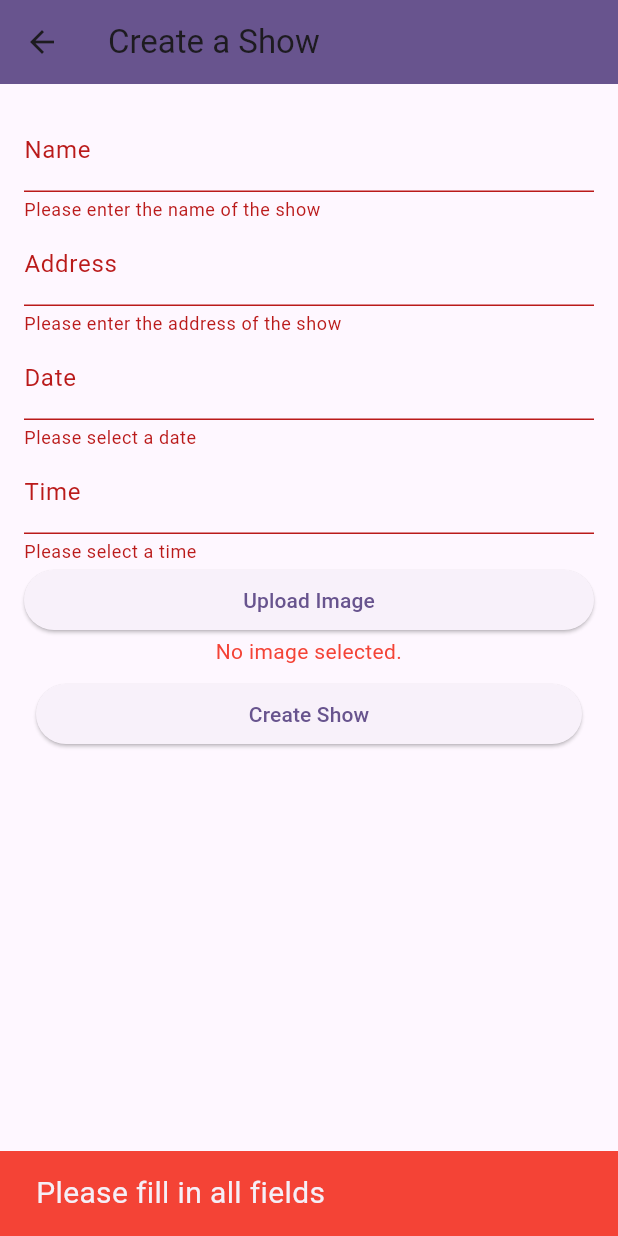
After one commit to Sambachpx/ecurie_app, a Flutter app: the CreateShowPage screen opened directly, after a tap on "Create Show", on a phone screen of 412 x 824 dp. The commit adds this screen. Run offline on Flutter 3.47's test engine with Material 2 defaults, Android fonts, the phone set to English and light mode, and no system bars; our stand-ins replace image_picker; missing offline and left inert: mongo_dart.

Commit message:
feature - front of the "create a show" page

```diff
--- /dev/null
+++ b/lib/create_show.dart
@@ -0,0 +1,196 @@
+import 'dart:io';
+
+import 'package:flutter/material.dart';
+import 'package:ecurie_app/user_profile.dart';
+import 'package:image_picker/image_picker.dart';
+
+class CreateShowPage extends StatefulWidget {
+  const CreateShowPage({Key? key}) : super(key: key);
+
+  @override
+  State<CreateShowPage> createState() => _CreateShowPageState();
+}
+
+class _CreateShowPageState extends State<CreateShowPage> {
+  final GlobalKey<FormState> _formKey = GlobalKey<FormState>();
+  String? _name;
+  String? _address;
+  DateTime? _dateAndTime;
+  File? _image;
+
+  final TextEditingController _dateController = TextEditingController();
+  final TextEditingController _timeController = TextEditingController();
+
+  @override
+  Widget build(BuildContext context) {
+    return Scaffold(
+      appBar: AppBar(
+        backgroundColor: Theme.of(context).colorScheme.primary,
+        title: const Text('Create a Show'),
+      ),
+      body: SingleChildScrollView(
+        // Utilisation de SingleChildScrollView
+        child: Padding(
+          padding: const EdgeInsets.all(16.0),
+          child: Form(
+            key: _formKey,
+            child: Column(
+              crossAxisAlignment: CrossAxisAlignment.stretch,
+              children: <Widget>[
+                TextFormField(
+                  decoration: const InputDecoration(labelText: 'Name'),
+                  validator: (value) {
+                    if (value == null || value.isEmpty) {
+                      return 'Please enter the name of the show';
+                    }
+                    return null;
+                  },
+                  onSaved: (value) {
+                    _name = value;
+                  },
+                ),
+                TextFormField(
+                  decoration: const InputDecoration(labelText: 'Address'),
+                  validator: (value) {
+                    if (value == null || value.isEmpty) {
+                      return 'Please enter the address of the show';
+                    }
+                    return null;
+                  },
+                  onSaved: (value) {
+                    _address = value;
+                  },
+                ),
+                TextFormField(
+                  decoration: const InputDecoration(labelText: 'Date'),
+                  readOnly: true,
+                  controller: _dateController,
+                  onTap: () {
+                    _selectDate(context);
+                  },
+                  validator: (value) {
+                    if (_dateAndTime == null) {
+                      return 'Please select a date';
+                    }
+                    return null;
+                  },
+                ),
+                TextFormField(
+                  decoration: const InputDecoration(labelText: 'Time'),
+                  readOnly: true,
+                  controller: _timeController,
+                  onTap: () {
+                    _selectTime(context);
+                  },
+                  validator: (value) {
+                    if (_dateAndTime == null) {
+                      return 'Please select a time';
+                    }
+                    return null;
+                  },
+                ),
+                ElevatedButton(
+                  onPressed: () {
+                    _pickImageFromGallery();
+                  },
+                  child: const Text('Upload Image'),
+                ),
+                _image == null
+                    ? const Text('No image selected.',
+                        textAlign: TextAlign.center,
+                        style: TextStyle(color: Colors.red))
+                    : Image.file(_image!, width: 100, height: 100),
+                Padding(
+                  padding: const EdgeInsets.all(8.0),
+                  child: ElevatedButton(
+                    onPressed: () {
+                      if (_formKey.currentState!.validate()) {
+                        // Insert the data in the database here
+                        ScaffoldMessenger.of(context).showSnackBar(
+                          const SnackBar(
+                            backgroundColor: Colors.green,
+                            content: Text('Show created',
+                                style: TextStyle(fontSize: 20)),
+                          ),
+                        );
+                        Navigator.pop(context);
+                        Navigator.push(
+                          context,
+                          MaterialPageRoute(
+                              builder: (context) => const UserProfilePage()),
+                        );
+                      } else {
+                        ScaffoldMessenger.of(context).showSnackBar(
+                          const SnackBar(
+                            backgroundColor: Colors.red,
+                            content: Text('Please fill in all fields',
+                                style: TextStyle(fontSize: 20)),
+                          ),
+                        );
+                      }
+                    },
+                    child: const Text('Create Show'),
+                  ),
+                ),
+              ],
+            ),
+          ),
+        ),
+      ),
+    );
+  }
+
+  Future<void> _selectDate(BuildContext context) async {
+    final DateTime? picked = await showDatePicker(
+      context: context,
+      initialDate: _dateAndTime ?? DateTime.now(),
+      firstDate: DateTime.now(),
+      lastDate: DateTime(2101),
+    );
+    if (picked != null) {
+      setState(() {
+        _dateAndTime = DateTime(picked.year, picked.month, picked.day,
+            _dateAndTime?.hour ?? 0, _dateAndTime?.minute ?? 0);
+        _dateController.text = _dateAndTime!.toLocal().toString().split(' ')[0];
+      });
+    }
+  }
+
+  Future<void> _selectTime(BuildContext context) async {
+    final TimeOfDay? picked = await showTimePicker(
+      context: context,
+      initialTime: TimeOfDay.fromDateTime(_dateAndTime ?? DateTime.now()),
+      builder: (BuildContext context, Widget? child) {
+        return MediaQuery(
+          data: MediaQuery.of(context).copyWith(alwaysUse24HourFormat: true),
+          child: child!,
+        );
+      },
+    );
+
+    if (picked != null) {
+      setState(() {
+        _dateAndTime = DateTime(
+          _dateAndTime?.year ?? DateTime.now().year,
+          _dateAndTime?.month ?? DateTime.now().month,
+          _dateAndTime?.day ?? DateTime.now().day,
+          picked.hour,
+          picked.minute,
+        );
+        final formattedTime =
+            '${_dateAndTime!.hour.toString().padLeft(2, '0')}:${_dateAndTime!.minute.toString().padLeft(2, '0')}';
+        _timeController.text = formattedTime;
+      });
+    }
+  }
+
+  Future _pickImageFromGallery() async {
+    final pickedImage =
+        await ImagePicker().pickImage(source: ImageSource.gallery);
+    if (pickedImage != null) {
+      setState(() {
+        _image = File(pickedImage.path);
+      });
+    }
+  }
+}
```
Also changed, not shown: lib/create_lesson.dart (+9 -9 lines), lib/user_profile.dart (+39 -11 lines).
